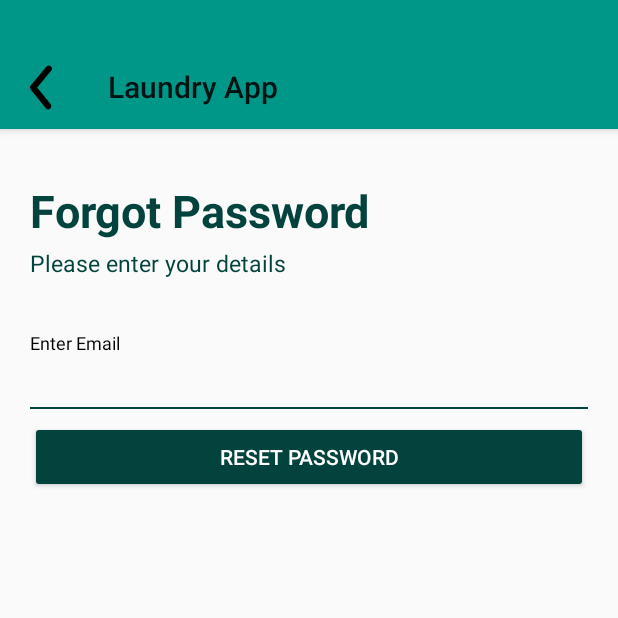
After one commit to henilpavasiya/LaundryAndroidApp, an Android app: the ForgotPasswordActivity screen opened directly, with no data from a screen before it, on a phone screen of 412 x 824 dp, the top half of it. The commit adds this screen. Run offline under Robolectric (Android 15) with nearby library versions, the phone set to English and light mode, and no system bars.

Commit message:
add forgot screen

```diff
--- /dev/null
+++ b/app/src/main/java/com/example/laundryapp/View/ForgotPasswordActivity.kt
@@ -0,0 +1,31 @@
+package com.example.laundryapp.View
+
+import android.os.Bundle
+import androidx.activity.enableEdgeToEdge
+import androidx.appcompat.app.AppCompatActivity
+import com.example.laundryapp.databinding.ActivityForgotPasswordBinding
+
+class ForgotPasswordActivity : AppCompatActivity() {
+    lateinit var binding: ActivityForgotPasswordBinding
+    override fun onCreate(savedInstanceState: Bundle?) {
+        super.onCreate(savedInstanceState)
+        enableEdgeToEdge()
+        binding = ActivityForgotPasswordBinding.inflate(layoutInflater)
+        setContentView(binding.root)
+
+        binding.apply {
+            setSupportActionBar(toolbar)
+
+            // Enable back button support
+            supportActionBar?.setDisplayHomeAsUpEnabled(true)
+            supportActionBar?.setDisplayShowHomeEnabled(true)
+
+            // Handle back button click
+            toolbar.setNavigationOnClickListener {
+                onBackPressed()
+            }
+        }
+
+
+    }
+}
--- /dev/null
+++ b/app/src/main/res/drawable/arrow_ios_back.xml
@@ -0,0 +1,7 @@
+<vector xmlns:android="http://schemas.android.com/apk/res/android" android:height="50dp" android:viewportHeight="24" android:viewportWidth="24" android:width="50dp">
+
+    <path android:fillAlpha="0" android:fillColor="#000000" android:pathData="M24,0l-0,24l-24,0l-0,-24z" android:strokeAlpha="0"/>
+
+    <path android:fillColor="#000000" android:pathData="M13.83,19a1,1 0,0 1,-0.78 -0.37l-4.83,-6a1,1 0,0 1,0 -1.27l5,-6a1,1 0,0 1,1.54 1.28L10.29,12l4.32,5.36a1,1 0,0 1,-0.78 1.64z"/>
+
+</vector>
--- /dev/null
+++ b/app/src/main/res/layout/activity_forgot_password.xml
@@ -0,0 +1,120 @@
+<androidx.constraintlayout.widget.ConstraintLayout xmlns:android="http://schemas.android.com/apk/res/android"
+    xmlns:app="http://schemas.android.com/apk/res-auto"
+    android:layout_width="match_parent"
+    android:layout_height="match_parent">
+
+    <com.google.android.material.appbar.AppBarLayout
+        android:id="@+id/appBarLayout"
+        android:layout_width="0dp"
+        android:layout_height="wrap_content"
+        android:background="@color/colorPrimary"
+        android:paddingTop="30dp"
+        app:layout_constraintEnd_toEndOf="parent"
+        app:layout_constraintStart_toStartOf="parent"
+        app:layout_constraintTop_toTopOf="parent">
+
+        <androidx.appcompat.widget.Toolbar
+            android:id="@+id/toolbar"
+            android:layout_width="match_parent"
+            android:layout_height="?attr/actionBarSize"
+            app:navigationIcon="@drawable/arrow_ios_back"
+            app:popupTheme="@style/ThemeOverlay.AppCompat.Light"
+            app:title="Laundry App"
+            app:titleTextAppearance="@style/ToolbarTitleCentered" />
+
+    </com.google.android.material.appbar.AppBarLayout>
+
+
+    <androidx.constraintlayout.widget.ConstraintLayout xmlns:android="http://schemas.android.com/apk/res/android"
+        xmlns:app="http://schemas.android.com/apk/res-auto"
+        xmlns:tools="http://schemas.android.com/tools"
+        android:id="@+id/main"
+        android:layout_width="match_parent"
+        android:layout_height="match_parent"
+        tools:context=".View.ForgotPasswordActivity">
+
+        <TextView
+            android:id="@+id/textWelcome"
+            android:layout_width="0dp"
+            android:layout_height="wrap_content"
+            android:layout_marginHorizontal="20dp"
+            android:layout_marginTop="120dp"
+            android:clickable="true"
+            android:ems="10"
+            android:text="Forgot Password"
+            android:textColor="@color/colorPrimaryDark"
+            android:textSize="30sp"
+            android:textStyle="bold"
+            app:layout_constraintEnd_toEndOf="parent"
+            app:layout_constraintHorizontal_bias="0.491"
+            app:layout_constraintStart_toStartOf="parent"
+            app:layout_constraintTop_toTopOf="parent" />
+
+        <TextView
+            android:id="@+id/textEnterYourDetails"
+            android:layout_width="0dp"
+            android:layout_height="wrap_content"
+            android:layout_marginHorizontal="20dp"
+            android:layout_marginTop="4dp"
+            android:ems="10"
+            android:text="Please enter your details"
+            android:textColor="@color/colorPrimaryDark"
+            android:textSize="15sp"
+            app:layout_constraintEnd_toEndOf="parent"
+            app:layout_constraintHorizontal_bias="0.127"
+            app:layout_constraintStart_toStartOf="parent"
+            app:layout_constraintTop_toBottomOf="@+id/textWelcome" />
+
+        <com.google.android.material.textfield.TextInputLayout
+            android:id="@+id/textInputLayoutEmailAddress"
+            android:layout_width="0dp"
+            android:layout_height="wrap_content"
+            android:layout_marginHorizontal="20dp"
+            android:layout_marginTop="36dp"
+            android:textColor="@color/black"
+            android:textColorHint="@color/black"
+            app:hintTextColor="@color/black"
+            app:layout_constraintEnd_toEndOf="parent"
+            app:layout_constraintStart_toStartOf="parent"
+            app:layout_constraintTop_toBottomOf="@+id/textEnterYourDetails">
+
+            <com.google.android.material.textfield.TextInputEditText
+                android:id="@+id/textFieldForgotEmail"
+                android:layout_width="match_parent"
+                android:layout_height="40dp"
+                android:background="@drawable/bottom_line"
+                android:ems="10"
+                android:hint="Enter Email"
+                android:inputType="textEmailAddress"
+                android:textColor="@color/black"
+                android:textColorHint="@color/black" />
+
+        </com.google.android.material.textfield.TextInputLayout>
+
+        <Button
+            android:id="@+id/buttonResetPassword"
+            android:layout_width="0dp"
+            android:layout_height="wrap_content"
+            android:layout_marginHorizontal="20dp"
+            android:layout_marginTop="8dp"
+            android:backgroundTint="@color/colorPrimaryDark"
+            android:text="Reset Password"
+            android:textColor="@color/white"
+            app:layout_constraintEnd_toEndOf="parent"
+            app:layout_constraintStart_toStartOf="parent"
+            app:layout_constraintTop_toBottomOf="@+id/textInputLayoutEmailAddress" />
+    </androidx.constraintlayout.widget.ConstraintLayout>
+
+
+<!--    <FrameLayout-->
+<!--        android:id="@+id/mainContent"-->
+<!--        android:layout_width="0dp"-->
+<!--        android:layout_height="0dp"-->
+<!--        app:layout_constraintBottom_toBottomOf="parent"-->
+<!--        app:layout_constraintEnd_toEndOf="parent"-->
+<!--        app:layout_constraintStart_toStartOf="parent"-->
+<!--        app:layout_constraintTop_toBottomOf="@id/appBarLayout">-->
+<!--        &lt;!&ndash; Content here &ndash;&gt;-->
+<!--    </FrameLayout>-->
+
+</androidx.constraintlayout.widget.ConstraintLayout>
--- a/app/src/main/res/values/themes.xml
+++ b/app/src/main/res/values/themes.xml
@@ -7,4 +7,8 @@
 
     <style name="AppTheme.Launcher" parent="Theme.MaterialComponents.DayNight.NoActionBar" />
     <style name="AppTheme.Light" parent="Theme.MaterialComponents.Light.NoActionBar"/>
+    <style name="ToolbarTitleCentered" parent="TextAppearance.Widget.AppCompat.Toolbar.Title">
+        <item name="android:gravity">center</item>
+        <item name="android:textAlignment">center</item>
+    </style>
 </resources>
```
Also changed, not shown: app/src/main/AndroidManifest.xml (+8 -11 lines), app/src/main/java/com/example/laundryapp/View/LoginActivity.kt (+11 -3 lines), app/src/main/java/com/example/laundryapp/View/RegisterActivity.kt (+8 -0 lines), app/src/main/res/layout/activity_login.xml (+37 -36 lines), app/src/main/res/layout/activity_register.xml (+40 -67 lines).
